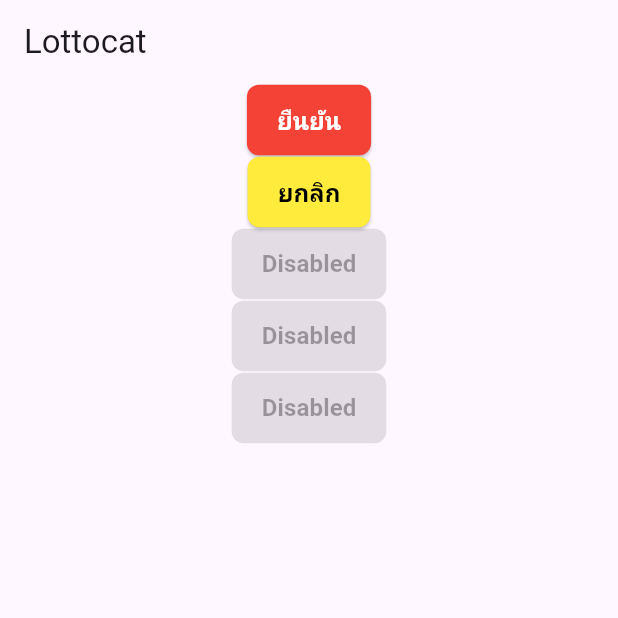
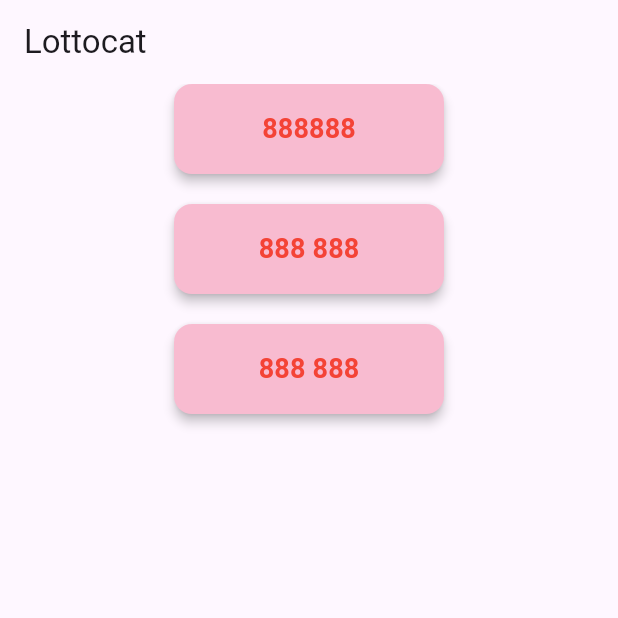
Before and after one commit to TheeraphatStudent/Locatto, a Flutter app: the screen it shows after launch, on a phone screen of 412 x 824 dp, the top half of it. Run offline on Flutter 3.47's test engine with Material 3 defaults, Android fonts, the phone set to English and light mode, and no system bars; statements that could not run were skipped.

Commit message:
Select Numeber Button

```diff
--- /dev/null
+++ b/app/lib/components/์Select_Number_Button.dart
@@ -0,0 +1,38 @@
+import 'package:flutter/material.dart';
+
+class Select_Number_Button extends StatelessWidget {
+  final String text;
+  final VoidCallback onPressed;
+
+  const Select_Number_Button ({
+    super.key,
+    required this.text,
+    required this.onPressed,
+  });
+
+  @override
+  Widget build(BuildContext context) {
+    return SizedBox(
+      width: 180, // กำหนดขนาดตามภาพ (ปรับได้)
+      height: 60,
+      child: ElevatedButton(
+        style: ElevatedButton.styleFrom(
+          backgroundColor: Colors.pink[100], // สีพื้นหลังตามภาพ
+          shape: RoundedRectangleBorder(
+            borderRadius: BorderRadius.circular(12), // ขอบโค้ง
+          ),
+          elevation: 3, // เงาเล็กน้อย
+        ),
+        onPressed: onPressed,
+        child: Text(
+          text,
+          style: const TextStyle(
+            fontSize: 18,
+            fontWeight: FontWeight.bold,
+            color: Colors.red,
+          ),
+        ),
+      ),
+    );
+  }
+}
--- a/app/lib/main.dart
+++ b/app/lib/main.dart
@@ -1,7 +1,9 @@
 import 'package:app/components/Btn.dart';
 import 'package:flutter/material.dart';
 import 'components/Header.dart';
-
+import 'package:app/components/ActiveButton.dart';
+import 'package:app/components/DisabledButton.dart';
+import 'package:app/components/์Select_Number_Button.dart';
 
 main() {
   runApp(new MyApp());
@@ -17,14 +19,38 @@ class MyApp extends StatelessWidget {
         appBar: Header(),
         body: const Center(
           child: Column(
-            children: [
+           /* children: [
             ButtonAction(type: ButtonType.active),
             ButtonAction(type: ButtonType.inactive),
             ButtonAction(type: ButtonType.disabled),
             ButtonAction(type: ButtonType.disabled),
             ButtonAction(type: ButtonType.disabled),
 
+          const SizedBox(height: 10),
+          const DisabledButton(label: "Disabled"),
+        ],*/
 
+           children: [
+            Select_Number_Button(
+              text: "888888",
+               onPressed: () {
+                print("กดปุ่มรางวัลที่ 1");
+              },
+          ),
+              const SizedBox(height: 20),
+            Select_Number_Button(
+              text: "888 888",
+               onPressed: () {
+                print("กดปุ่มเลขหน้า 3 ตัว");
+              },
+          ),
+             const SizedBox(height: 20),
+            Select_Number_Button(
+              text: "888 888",
+              onPressed: () {
+               print("กดปุ่มเลขท้าย 3 ตัว");
+             },
+          ),
         ],
           ),
         ),
```
Lines whose indentation alone changed are shown as unchanged.
